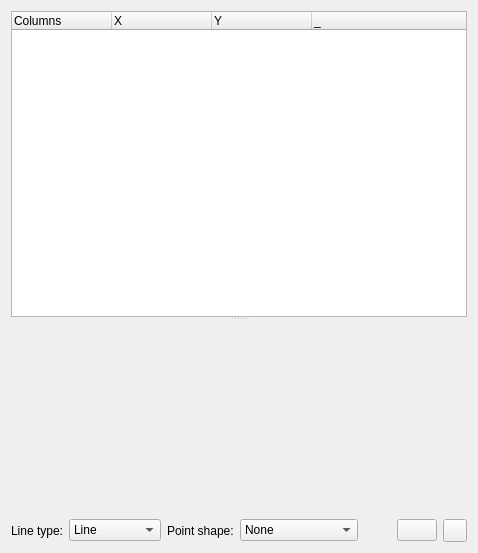
First picture: the form in src/PlotDock.ui, repository sqlitebrowser/sqlitebrowser, before the edit.
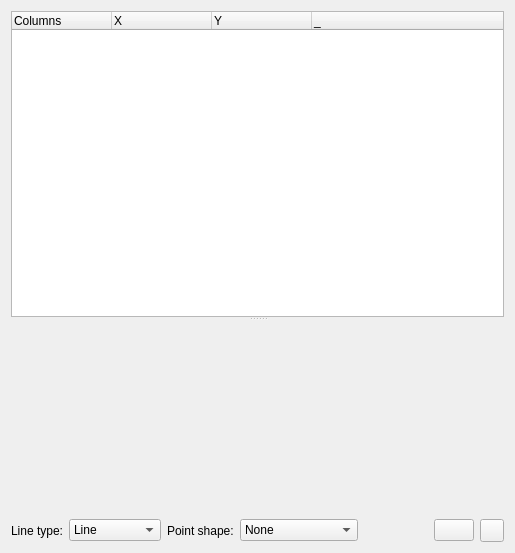
Second picture: the form after the edit. Icons and pictures are not drawn. Custom widgets are drawn as their Qt base class.

Commit message:
Range of plot points can be selected in graph and in table
The user is now able of selecting a range of contiguous points in any of
the graphs of the plot, through rectangle selection or click in single
point. This selection triggers automatically the selection of the
corresponding lines in the browsed table. In this way the user can analyse
the plot in detail.

Two other minor improvements: spelling error fixed and the dummy column in
the plot selection table has now transparent foreground (intends to avoid
wondering of the user about what functionality provides this column).

```diff
--- a/src/PlotDock.ui
+++ b/src/PlotDock.ui
@@ -6,7 +6,7 @@
    <rect>
     <x>0</x>
     <y>0</y>
-    <width>478</width>
+    <width>515</width>
     <height>553</height>
    </rect>
   </property>
@@ -49,7 +49,16 @@
       </column>
       <column>
        <property name="text">
-        <string>_</string>
+        <string notr="true">_</string>
+       </property>
+       <property name="foreground">
+        <brush brushstyle="NoBrush">
+         <color alpha="0">
+          <red>0</red>
+          <green>0</green>
+          <blue>0</blue>
+         </color>
+        </brush>
        </property>
       </column>
      </widget>
```
The commit also changes 4 other files.
